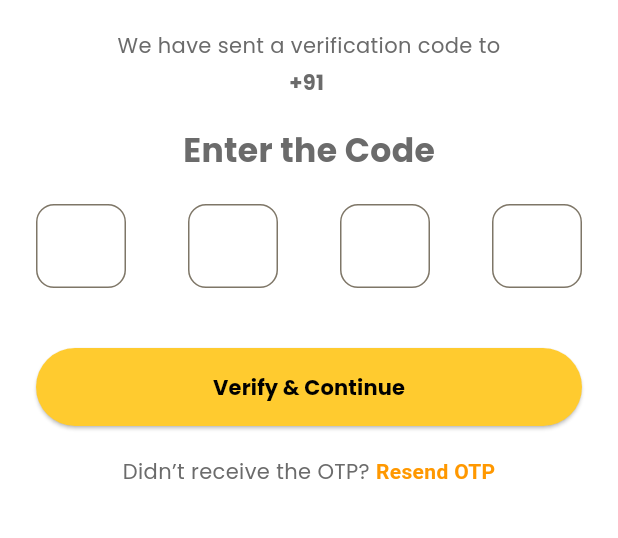
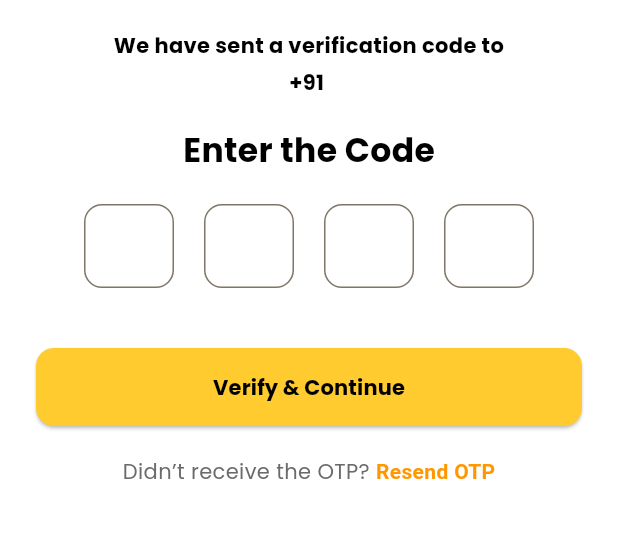
Before and after one commit to Arjun-52/autozy_vendor_app, a Flutter app: the OtpScreen screen opened directly, on a phone screen of 412 x 824 dp, the part 297-835 px from its top. Run offline on Flutter 3.47's test engine with Material 3 defaults, Android fonts, the phone set to English and light mode, and no system bars; our stand-ins replace go_router.

Commit message:
otp_screen done

```diff
--- a/lib/core/navigation/app_router.dart
+++ b/lib/core/navigation/app_router.dart
@@ -1,7 +1,7 @@
 import 'package:flutter/material.dart';
 import 'package:go_router/go_router.dart';
-import 'package:autozy_vendor_app/views/auth/login_screen.dart';
-import 'package:autozy_vendor_app/views/auth/otp_screen.dart';
+import 'package:autozy_vendor_app/views/auth/screens/login_screen.dart';
+import 'package:autozy_vendor_app/views/auth/screens/otp_screen.dart';
 import 'package:autozy_vendor_app/views/role/select_role_screen.dart';
 import 'package:autozy_vendor_app/views/dashboard/detailer_dashboard.dart';
 
--- a/lib/views/auth/screens/otp_screen.dart
+++ b/lib/views/auth/screens/otp_screen.dart
@@ -1,9 +1,12 @@
 import 'package:flutter/material.dart';
+import 'package:provider/provider.dart';
 import 'package:go_router/go_router.dart';
-import 'package:provider/provider.dart';
 
 import '../../../viewmodels/auth_viewmodel.dart';
-import '../../../core/constants/app_colors.dart';
+import '../widgets/otp_box.dart';
+import '../widgets/otp_header.dart';
+import '../widgets/otp_logo.dart';
+import '../widgets/otp_verify_button.dart';
 
 class OtpScreen extends StatefulWidget {
   const OtpScreen({super.key});
@@ -17,18 +20,32 @@ class _OtpScreenState extends State<OtpScreen> {
     4,
     (_) => TextEditingController(),
   );
+  final List<FocusNode> focusNodes = List.generate(4, (_) => FocusNode());
+
+  @override
+  void dispose() {
+    for (var c in controllers) {
+      c.dispose();
+    }
+    for (var f in focusNodes) {
+      f.dispose();
+    }
+    super.dispose();
+  }
+
+  String getOtp() => controllers.map((e) => e.text).join();
 
   @override
   Widget build(BuildContext context) {
     final vm = context.watch<AuthViewModel>();
 
-    // Navigate when OTP verified
-    if (vm.isOtpVerified) {
-      WidgetsBinding.instance.addPostFrameCallback((_) {
+    // Navigate
+    WidgetsBinding.instance.addPostFrameCallback((_) {
+      if (vm.isOtpVerified) {
         vm.reset();
         context.go('/role');
-      });
-    }
+      }
+    });
 
     return Scaffold(
       body: Padding(
@@ -37,44 +54,20 @@ class _OtpScreenState extends State<OtpScreen> {
           children: [
             const SizedBox(height: 60),
 
-            // 🔙 Back Button + Title
-            Row(
-              children: [
-                IconButton(
-                  onPressed: () => context.pop(),
-                  icon: const Icon(Icons.arrow_back),
-                ),
-                const Text(
-                  "OTP Verification",
-                  style: TextStyle(fontSize: 18, fontWeight: FontWeight.w600),
-                ),
-              ],
-            ),
+            const OtpHeader(),
 
             const SizedBox(height: 20),
 
-            // 🔹 Logo
-            Container(
-              height: 70,
-              width: 70,
-              decoration: BoxDecoration(
-                color: AppColors.primary,
-                borderRadius: BorderRadius.circular(16),
-              ),
-              child: ClipRRect(
-                borderRadius: BorderRadius.circular(16),
-                child: Image.asset(
-                  'assets/images/vendor_logo.jpg',
-                  fit: BoxFit.cover,
-                ),
-              ),
-            ),
+            const OtpLogo(),
 
             const SizedBox(height: 20),
 
             const Text(
               "We have sent a verification code to",
-              style: TextStyle(fontSize: 14),
+              style: TextStyle(
+                fontWeight: FontWeight.bold,
+                color: Colors.black,
+              ),
               textAlign: TextAlign.center,
             ),
 
@@ -82,64 +75,53 @@ class _OtpScreenState extends State<OtpScreen> {
 
             Text(
               "+91 ${vm.phoneNumber}",
-              style: const TextStyle(fontWeight: FontWeight.bold),
+              style: const TextStyle(
+                fontWeight: FontWeight.bold,
+                color: Colors.black,
+              ),
             ),
 
             const SizedBox(height: 20),
 
             const Text(
               "Enter the Code",
-              style: TextStyle(fontSize: 22, fontWeight: FontWeight.bold),
-            ),
-
-            const SizedBox(height: 20),
-
-            // 🔢 OTP Boxes
-            Row(
-              mainAxisAlignment: MainAxisAlignment.spaceBetween,
-              children: List.generate(
-                4,
-                (index) => _otpBox(controllers[index]),
+              style: TextStyle(
+                fontSize: 22,
+                fontWeight: FontWeight.bold,
+                color: Colors.black,
               ),
             ),
 
             const SizedBox(height: 20),
 
-            // 🔴 Error
+            // OTP BOXES
+            Row(
+              mainAxisAlignment: MainAxisAlignment.center,
+              children: List.generate(
+                4,
+                (index) => Padding(
+                  padding: const EdgeInsets.symmetric(horizontal: 10),
+                  child: OtpBox(
+                    controller: controllers[index],
+                    focusNode: focusNodes[index],
+                    nextFocus: index < 3 ? focusNodes[index + 1] : null,
+                    prevFocus: index > 0 ? focusNodes[index - 1] : null,
+                  ),
+                ),
+              ),
+            ),
+
+            const SizedBox(height: 20),
+
             if (vm.errorMessage != null)
               Text(vm.errorMessage!, style: const TextStyle(color: Colors.red)),
 
             const SizedBox(height: 20),
 
-            // 🔘 Button
-            SizedBox(
-              width: double.infinity,
-              child: ElevatedButton(
-                onPressed: vm.isLoading
-                    ? null
-                    : () {
-                        final otp = controllers.map((e) => e.text).join();
-                        vm.verifyOtp(otp);
-                      },
-                style: ElevatedButton.styleFrom(
-                  backgroundColor: AppColors.primary,
-                  padding: const EdgeInsets.symmetric(vertical: 16),
-                ),
-                child: vm.isLoading
-                    ? const CircularProgressIndicator(color: Colors.white)
-                    : const Text(
-                        "Verify & Continue",
-                        style: TextStyle(
-                          color: Colors.black,
-                          fontWeight: FontWeight.bold,
-                        ),
-                      ),
-              ),
-            ),
+            OtpVerifyButton(vm: vm, otp: getOtp()),
 
             const SizedBox(height: 20),
 
-            // Resend
             const Text.rich(
               TextSpan(
                 text: "Didn’t receive the OTP? ",
@@ -159,21 +141,4 @@ class _OtpScreenState extends State<OtpScreen> {
       ),
     );
   }
-
-  // Single OTP Box
-  Widget _otpBox(TextEditingController controller) {
-    return SizedBox(
-      width: 60,
-      child: TextField(
-        controller: controller,
-        keyboardType: TextInputType.number,
-        textAlign: TextAlign.center,
-        maxLength: 1,
-        decoration: InputDecoration(
-          counterText: "",
-          border: OutlineInputBorder(borderRadius: BorderRadius.circular(12)),
-        ),
-      ),
-    );
-  }
 }
--- /dev/null
+++ b/lib/views/auth/widgets/otp_box.dart
@@ -0,0 +1,47 @@
+import 'package:flutter/material.dart';
+
+class OtpBox extends StatelessWidget {
+  final TextEditingController controller;
+  final FocusNode focusNode;
+  final FocusNode? nextFocus;
+  final FocusNode? prevFocus;
+
+  const OtpBox({
+    super.key,
+    required this.controller,
+    required this.focusNode,
+    this.nextFocus,
+    this.prevFocus,
+  });
+
+  @override
+  Widget build(BuildContext context) {
+    return SizedBox(
+      width: 60,
+      child: TextField(
+        controller: controller,
+        focusNode: focusNode,
+        keyboardType: TextInputType.number,
+        textAlign: TextAlign.center,
+        maxLength: 1,
+        decoration: InputDecoration(
+          counterText: "",
+
+          border: OutlineInputBorder(borderRadius: BorderRadius.circular(12)),
+
+          focusedBorder: OutlineInputBorder(
+            borderRadius: BorderRadius.circular(12),
+            borderSide: const BorderSide(color: Color(0xFF34A853), width: 2),
+          ),
+        ),
+        onChanged: (value) {
+          if (value.isNotEmpty) {
+            nextFocus?.requestFocus();
+          } else {
+            prevFocus?.requestFocus();
+          }
+        },
+      ),
+    );
+  }
+}
--- /dev/null
+++ b/lib/views/auth/widgets/otp_header.dart
@@ -0,0 +1,22 @@
+import 'package:flutter/material.dart';
+import 'package:go_router/go_router.dart';
+
+class OtpHeader extends StatelessWidget {
+  const OtpHeader({super.key});
+
+  @override
+  Widget build(BuildContext context) {
+    return Row(
+      children: [
+        IconButton(
+          onPressed: () => context.pop(),
+          icon: const Icon(Icons.arrow_back),
+        ),
+        const Text(
+          "OTP Verification",
+          style: TextStyle(fontSize: 18, fontWeight: FontWeight.w600),
+        ),
+      ],
+    );
+  }
+}
--- /dev/null
+++ b/lib/views/auth/widgets/otp_logo.dart
@@ -0,0 +1,22 @@
+import 'package:flutter/material.dart';
+import '../../../core/constants/app_colors.dart';
+
+class OtpLogo extends StatelessWidget {
+  const OtpLogo({super.key});
+
+  @override
+  Widget build(BuildContext context) {
+    return Container(
+      height: 70,
+      width: 70,
+      decoration: BoxDecoration(
+        color: AppColors.primary,
+        borderRadius: BorderRadius.circular(16),
+      ),
+      child: ClipRRect(
+        borderRadius: BorderRadius.circular(16),
+        child: Image.asset('assets/images/vendor_logo.jpg', fit: BoxFit.cover),
+      ),
+    );
+  }
+}
--- /dev/null
+++ b/lib/views/auth/widgets/otp_verify_button.dart
@@ -0,0 +1,40 @@
+import 'package:flutter/material.dart';
+import '../../../core/constants/app_colors.dart';
+import '../../../viewmodels/auth_viewmodel.dart';
+
+class OtpVerifyButton extends StatelessWidget {
+  final AuthViewModel vm;
+  final String otp;
+
+  const OtpVerifyButton({super.key, required this.vm, required this.otp});
+
+  @override
+  Widget build(BuildContext context) {
+    return SizedBox(
+      width: double.infinity,
+      child: ElevatedButton(
+        onPressed: vm.isLoading
+            ? null
+            : () {
+                vm.verifyOtp(otp);
+              },
+        style: ElevatedButton.styleFrom(
+          shape: RoundedRectangleBorder(
+            borderRadius: BorderRadius.circular(12),
+          ),
+          backgroundColor: AppColors.primary,
+          padding: const EdgeInsets.symmetric(vertical: 16),
+        ),
+        child: vm.isLoading
+            ? const CircularProgressIndicator(color: Colors.white)
+            : const Text(
+                "Verify & Continue",
+                style: TextStyle(
+                  color: Colors.black,
+                  fontWeight: FontWeight.bold,
+                ),
+              ),
+      ),
+    );
+  }
+}
```
